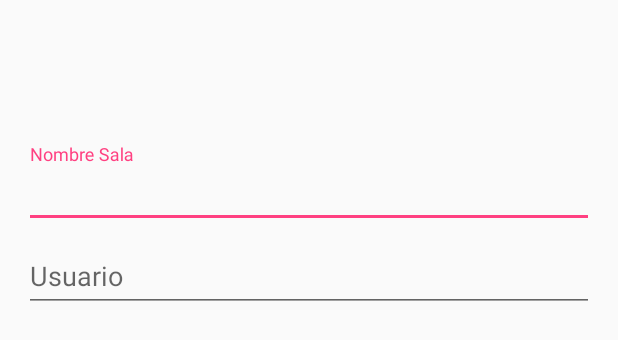
After one commit to hninor/AndroidTic-Tac-Toe, an Android app: the layout content_create_gamme.xml on its own in the app's theme, with its tools: preview values and no code run, on a phone screen of 412 x 824 dp. The commit adds this screen. Shown: the top 340 px of the screen. Run offline under Robolectric (Android 15) with nearby library versions, the phone set to English and light mode, and no system bars.

Commit message:
online aproximacion

```diff
--- /dev/null
+++ b/app/src/main/res/drawable/list_bg_selector.xml
@@ -0,0 +1,5 @@
+<selector xmlns:android="http://schemas.android.com/apk/res/android">
+    <item android:drawable="@color/selected_item_color" android:state_pressed="true" />
+    <item android:drawable="@color/selected_item_color" android:state_selected="true" />
+    <item android:drawable="@color/white" />
+</selector>
--- /dev/null
+++ b/app/src/main/res/layout/content_create_gamme.xml
@@ -0,0 +1,45 @@
+<?xml version="1.0" encoding="utf-8"?>
+<LinearLayout xmlns:android="http://schemas.android.com/apk/res/android"
+    xmlns:app="http://schemas.android.com/apk/res-auto"
+    xmlns:tools="http://schemas.android.com/tools"
+    android:layout_width="match_parent"
+    android:layout_height="match_parent"
+    android:orientation="vertical"
+    android:layout_margin="16dp"
+    app:layout_behavior="@string/appbar_scrolling_view_behavior"
+    tools:context="tictactoe.unal.edu.co.androidtic_tac_toe.online.CreateGameActivity"
+    tools:showIn="@layout/activity_create_gamme">
+
+    <android.support.design.widget.TextInputLayout
+        android:layout_marginTop="80dp"
+        android:layout_width="match_parent"
+        android:layout_height="wrap_content"
+        android:padding="0dip">
+
+
+        <EditText
+            android:id="@+id/roomNameEditText"
+            android:layout_gravity="center"
+            android:hint="@string/nombre_sala"
+            android:layout_width="match_parent"
+            android:layout_height="wrap_content" />
+
+    </android.support.design.widget.TextInputLayout>
+
+
+    <android.support.design.widget.TextInputLayout
+        android:layout_width="match_parent"
+        android:layout_height="wrap_content"
+        android:padding="0dip">
+        <EditText
+            android:id="@+id/firstPlayerEditText"
+            android:layout_gravity="center"
+            android:hint="@string/nombre_usuario"
+            android:layout_width="match_parent"
+            android:layout_height="wrap_content" />
+
+    </android.support.design.widget.TextInputLayout>
+
+
+
+</LinearLayout>
--- a/app/src/main/res/menu/options_menu.xml
+++ b/app/src/main/res/menu/options_menu.xml
@@ -15,5 +15,10 @@
         app:showAsAction="always"
         android:icon="@drawable/ic_close_black_24px" />
 
+    <item android:id="@+id/online"
+        android:title="@string/online"
+        app:showAsAction="never"
+         />
+
 
 </menu>
--- a/app/src/main/res/values/colors.xml
+++ b/app/src/main/res/values/colors.xml
@@ -3,4 +3,7 @@
     <color name="colorPrimary">#3F51B5</color>
     <color name="colorPrimaryDark">#303F9F</color>
     <color name="colorAccent">#FF4081</color>
+
+    <color name="selected_item_color">#26000000</color>
+    <color name="white">#FFFFFF</color>
 </resources>
--- /dev/null
+++ b/app/src/main/res/values/dimens.xml
@@ -0,0 +1,3 @@
+<resources>
+    <dimen name="fab_margin">16dp</dimen>
+</resources>
--- a/app/src/main/res/values/strings.xml
+++ b/app/src/main/res/values/strings.xml
@@ -94,4 +94,11 @@
     <string name="pref_ringtone_silent">Silent</string>
 
     <string name="pref_title_vibrate">Vibrate</string>
+    <string name="title_activity_create_gamme">CreateGammeActivity</string>
+    <string name="nombre_sala">Nombre Sala</string>
+    <string name="nombre_usuario">Usuario</string>
+    <string name="online">Online Game</string>
+    <string name="complete_informacion">Complete la infomación</string>
+    <string name="juego_creado">Juego creado</string>
+    <string name="title_activity_join_game">JoinGameActivity</string>
 </resources>
--- a/app/src/main/res/values/styles.xml
+++ b/app/src/main/res/values/styles.xml
@@ -15,4 +15,13 @@
         <item name="colorAccent">@color/colorAccent</item>
     </style>
 
+    <style name="AppTheme.NoActionBar">
+        <item name="windowActionBar">false</item>
+        <item name="windowNoTitle">true</item>
+    </style>
+
+    <style name="AppTheme.AppBarOverlay" parent="ThemeOverlay.AppCompat.Dark.ActionBar" />
+
+    <style name="AppTheme.PopupOverlay" parent="ThemeOverlay.AppCompat.Light" />
+
 </resources>
```
Also changed, not shown: app/build.gradle (+7 -1 lines), app/src/main/AndroidManifest.xml (+9 -3 lines), app/src/main/java/tictactoe/unal/edu/co/androidtic_tac_toe/AndroidTicTacToeActivity.java (+11 -8 lines), app/src/main/java/tictactoe/unal/edu/co/androidtic_tac_toe/online/CreateGameActivity.java (added, +51 -0 lines), app/src/main/java/tictactoe/unal/edu/co/androidtic_tac_toe/online/JoinGameActivity.java (added, +124 -0 lines), app/src/main/java/tictactoe/unal/edu/co/androidtic_tac_toe/online/MyAdapter.java (added, +71 -0 lines), app/src/main/java/tictactoe/unal/edu/co/androidtic_tac_toe/online/business/RoomBusiness.java (added, +64 -0 lines), app/src/main/java/tictactoe/unal/edu/co/androidtic_tac_toe/online/entities/Room.java (added, +44 -0 lines), app/src/main/res/drawable/ic_keyboard_arrow_right_black_24px.xml (added, +9 -0 lines), app/src/main/res/layout/activity_create_gamme.xml (added, +33 -0 lines), app/src/main/res/layout/activity_join_game.xml (added, +33 -0 lines), app/src/main/res/layout/content_join_game.xml (added, +20 -0 lines), app/src/main/res/layout/item_room_list.xml (added, +58 -0 lines).
